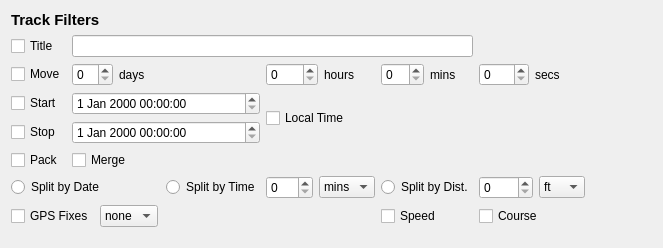
Old version of the form gui/trackui.ui in the repository GPSBabel/gpsbabel.
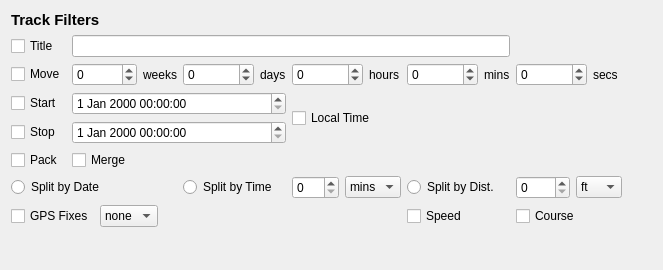
New version of the form.

Commit message: Fix compatibility for track filter GUI<->CLI.

```diff
--- a/gui/trackui.ui
+++ b/gui/trackui.ui
@@ -7,7 +7,7 @@
     <x>0</x>
     <y>0</y>
     <width>663</width>
-    <height>248</height>
+    <height>270</height>
    </rect>
   </property>
   <property name="windowTitle">
@@ -73,9 +73,43 @@
       </widget>
      </item>
      <item row="2" column="1">
+      <layout class="QHBoxLayout" name="horizontalLayout_9">
+       <item>
+        <widget class="QSpinBox" name="weeksSpin">
+         <property name="accelerated">
+          <bool>true</bool>
+         </property>
+         <property name="minimum">
+          <number>-10000</number>
+         </property>
+         <property name="maximum">
+          <number>10000</number>
+         </property>
+        </widget>
+       </item>
+       <item>
+        <widget class="QLabel" name="weeksLabel">
+         <property name="text">
+          <string>weeks</string>
+         </property>
+        </widget>
+       </item>
+      </layout>
+     </item>
+     <item row="2" column="2">
       <layout class="QHBoxLayout" name="horizontalLayout_5">
        <item>
-        <widget class="QSpinBox" name="daysSpin"/>
+        <widget class="QSpinBox" name="daysSpin">
+         <property name="accelerated">
+          <bool>true</bool>
+         </property>
+         <property name="minimum">
+          <number>-100000</number>
+         </property>
+         <property name="maximum">
+          <number>100000</number>
+         </property>
+        </widget>
        </item>
        <item>
         <widget class="QLabel" name="daysLabel">
@@ -89,7 +123,17 @@
      <item row="2" column="3">
       <layout class="QHBoxLayout" name="horizontalLayout_4">
        <item>
-        <widget class="QSpinBox" name="hoursSpin"/>
+        <widget class="QSpinBox" name="hoursSpin">
+         <property name="accelerated">
+          <bool>true</bool>
+         </property>
+         <property name="minimum">
+          <number>-100000</number>
+         </property>
+         <property name="maximum">
+          <number>100000</number>
+         </property>
+        </widget>
        </item>
        <item>
         <widget class="QLabel" name="hoursLabel">
@@ -103,7 +147,17 @@
      <item row="2" column="4">
       <layout class="QHBoxLayout" name="horizontalLayout_2">
        <item>
-        <widget class="QSpinBox" name="minsSpin"/>
+        <widget class="QSpinBox" name="minsSpin">
+         <property name="accelerated">
+          <bool>true</bool>
+         </property>
+         <property name="minimum">
+          <number>-100000</number>
+         </property>
+         <property name="maximum">
+          <number>100000</number>
+         </property>
+        </widget>
        </item>
        <item>
         <widget class="QLabel" name="minsLabel">
@@ -117,7 +171,17 @@
      <item row="2" column="5">
       <layout class="QHBoxLayout" name="horizontalLayout">
        <item>
-        <widget class="QSpinBox" name="secsSpin"/>
+        <widget class="QSpinBox" name="secsSpin">
+         <property name="accelerated">
+          <bool>true</bool>
+         </property>
+         <property name="minimum">
+          <number>-100000</number>
+         </property>
+         <property name="maximum">
+          <number>100000</number>
+         </property>
+        </widget>
        </item>
        <item>
         <widget class="QLabel" name="secsLabel">
```
The commit also changes 4 other files.
